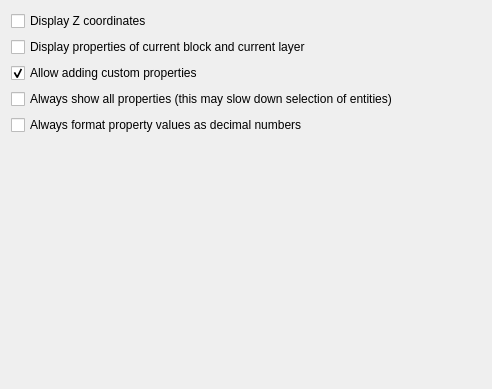
This is scripts/Widgets/PropertyEditor/PreferencesPage.ui in qcad/qcad as Qt 5 draws it before an edit. The edited form follows.
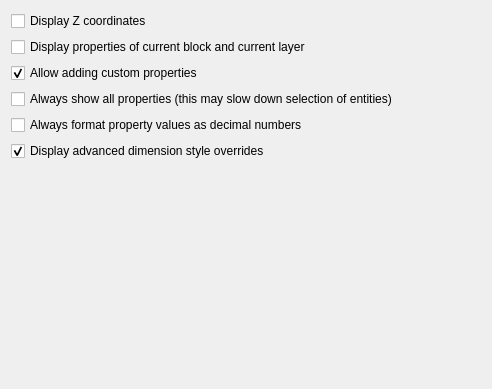
This is the edited form.

Commit message: add preference to show / hide dim style overrides

```diff
--- a/scripts/Widgets/PropertyEditor/PreferencesPage.ui
+++ b/scripts/Widgets/PropertyEditor/PreferencesPage.ui
@@ -52,6 +52,16 @@
      </property>
     </widget>
    </item>
+   <item>
+    <widget class="QCheckBox" name="DimStyleOverrides">
+     <property name="text">
+      <string>Display advanced dimension style overrides</string>
+     </property>
+     <property name="checked">
+      <bool>true</bool>
+     </property>
+    </widget>
+   </item>
    <item>
     <spacer name="verticalSpacer">
      <property name="orientation">
```
